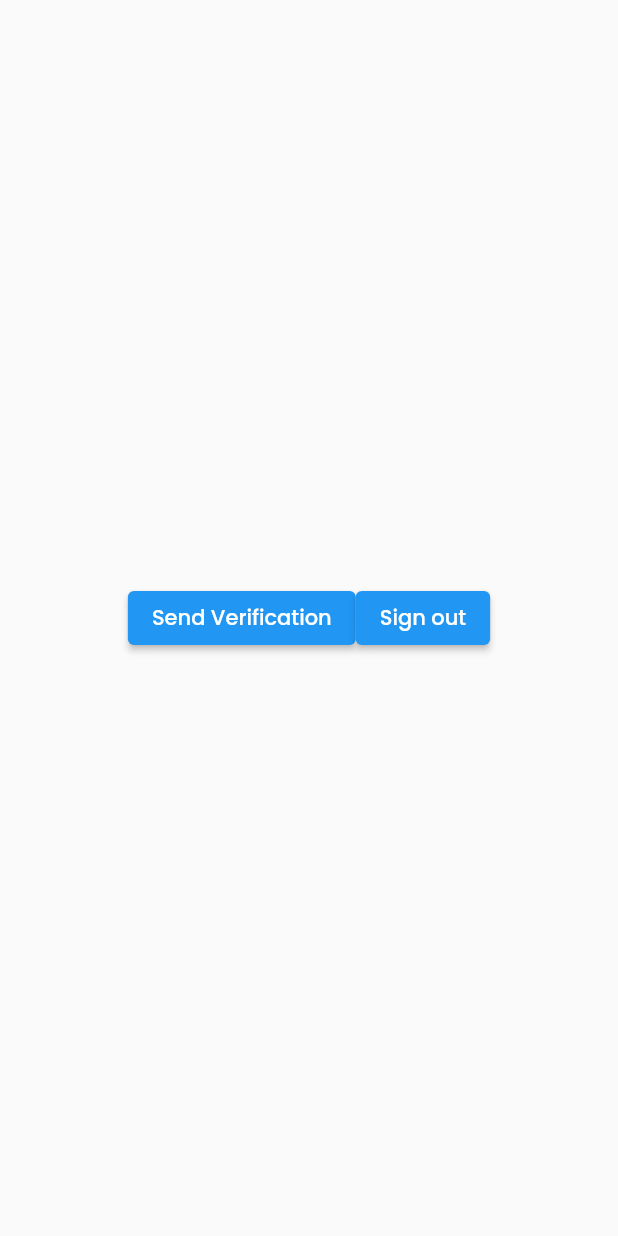
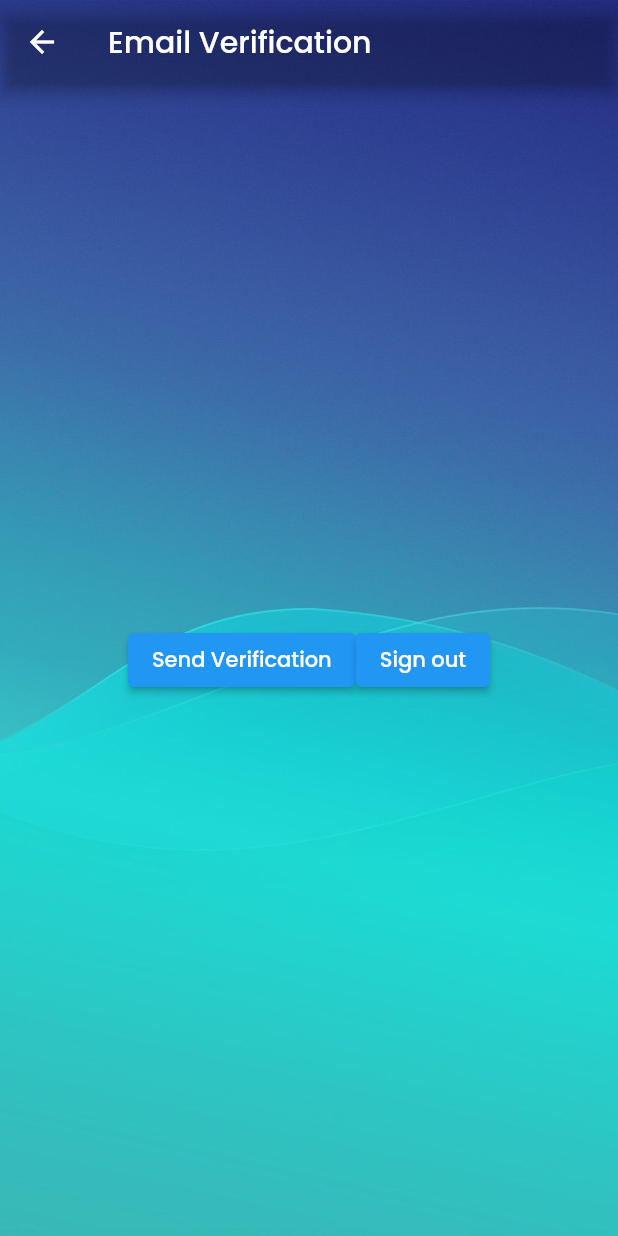
Before and after one commit to CS-JustinDelaRapa/Simplify, a Flutter app: the VerifyScreen screen opened directly, on a phone screen of 412 x 824 dp. Run offline on Flutter 3.47's test engine with Material 2 defaults, Android fonts, the phone set to English and light mode, and no system bars; our stand-ins replace cloud_firestore, curved_navigation_bar, firebase_auth, firebase_core, flutter_datetime_picker, flutter_local_notifications and 6 more; missing offline and left inert: profanity_filter; accounts and stored records are empty.

Commit message:
final say

```diff
--- a/lib/algo/globals.dart
+++ b/lib/algo/globals.dart
@@ -38,6 +38,8 @@ final List<String> badWordsList = [
   'idiot',
 
   // TAGALOG
+  'tanginamo',
+  'putanginamo',
   'hudas',
   'putang ina',
   'lintik',
@@ -76,4 +78,5 @@ final List<String> badWordsList = [
   'titi',
   'burat',
 ];
+
 bool isEditing = false;
--- a/lib/page/boosterCommunity/screen/home/boosterHome.dart
+++ b/lib/page/boosterCommunity/screen/home/boosterHome.dart
@@ -32,8 +32,7 @@ class _BoosterHomeState extends State<BoosterHome>
         backgroundColor: Colors.transparent,
         appBar: AppBar(
           elevation: 0.0,
-          centerTitle: true,
-          backgroundColor: Colors.indigo.shade600,
+          backgroundColor: Colors.transparent,
           title: Text(
             'Support Community',
             style: TextStyle(color: Colors.white, fontSize: 23),
--- a/lib/page/boosterCommunity/screen/verification/verifyScreen.dart
+++ b/lib/page/boosterCommunity/screen/verification/verifyScreen.dart
@@ -38,7 +38,19 @@ class _VerifyScreenState extends State<VerifyScreen> {
 
   @override
   Widget build(BuildContext context) {
-    return Scaffold(
+    return Container(
+      decoration: BoxDecoration(
+        image: DecorationImage(
+          image: AssetImage("assets/testing/testing.png"),
+          fit: BoxFit.cover,
+        ),
+      ),
+      child: Scaffold(
+        backgroundColor: Colors.transparent,
+        appBar: AppBar(
+          title: Text('Email Verification'),
+          backgroundColor: Colors.transparent,
+        ),
         body: !sendEmail
             ? Center(
                 child: Wrap(children: [
@@ -67,8 +79,10 @@ class _VerifyScreenState extends State<VerifyScreen> {
                       ),
                       SizedBox(height: 15),
                       Center(
-                        child: Text('Please Check your email for verification'))
+                          child:
+                              Text('Please Check your email for verification'))
                     ]),
+              ),
       ),
     );
   }
--- a/lib/page/gradeTracker/Grade_Tracker_Page.dart
+++ b/lib/page/gradeTracker/Grade_Tracker_Page.dart
@@ -72,8 +72,7 @@ class _GradeTrackerPage extends State<GradeTrackerPage> {
             'Grade Tracker',
             style: TextStyle(fontSize: 22, fontWeight: FontWeight.w500),
           ),
-          centerTitle: true,
-          backgroundColor: Colors.indigo.shade800,
+          backgroundColor: Colors.transparent,
           elevation: 0.0,
         ),
         body: Form(
--- a/lib/page/gradeTracker/gradepage/activity.dart
+++ b/lib/page/gradeTracker/gradepage/activity.dart
@@ -43,7 +43,11 @@ class _activity extends State<activity> with AutomaticKeepAliveClientMixin {
       )),
       child: Scaffold(
           backgroundColor: Colors.transparent,
-          appBar: AppBar(title: Text("Activity Grade Calculator")),
+          appBar: AppBar(
+            title: Text("Activity Grade Calculator"),
+            backgroundColor: Colors.transparent,
+            elevation: 0.0,
+          ),
           body: Column(
             children: [
               Expanded(
--- a/lib/page/gradeTracker/gradepage/attendance.dart
+++ b/lib/page/gradeTracker/gradepage/attendance.dart
@@ -45,7 +45,11 @@ class _attendance extends State<attendance> with AutomaticKeepAliveClientMixin {
       )),
       child: Scaffold(
           backgroundColor: Colors.transparent,
-          appBar: AppBar(title: Text("Attendance Grade Calculator")),
+          appBar: AppBar(
+            title: Text("Attendance Grade Calculator"),
+            backgroundColor: Colors.transparent,
+            elevation: 0.0,
+          ),
           body: Column(
             children: [
               Expanded(
--- a/lib/page/gradeTracker/gradepage/exam.dart
+++ b/lib/page/gradeTracker/gradepage/exam.dart
@@ -42,7 +42,11 @@ class _exam extends State<exam> with AutomaticKeepAliveClientMixin {
       )),
       child: Scaffold(
           backgroundColor: Colors.transparent,
-          appBar: AppBar(title: Text("Exam Grade Calculator")),
+          appBar: AppBar(
+            title: Text("Exam Grade Calculator"),
+            backgroundColor: Colors.transparent,
+            elevation: 0.0,
+          ),
           body: Column(
             children: [
               Expanded(
--- a/lib/page/gradeTracker/gradepage/quiz.dart
+++ b/lib/page/gradeTracker/gradepage/quiz.dart
@@ -45,7 +45,11 @@ class _quiz extends State<quiz> with AutomaticKeepAliveClientMixin {
       )),
       child: Scaffold(
           backgroundColor: Colors.transparent,
-          appBar: AppBar(title: Text("Quiz Grade Calculator")),
+          appBar: AppBar(
+            title: Text("Quiz Grade Calculator"),
+            backgroundColor: Colors.transparent,
+            elevation: 0.0,
+          ),
           body: Column(
             children: [
               Expanded(
```
Also changed, not shown: lib/page/boosterCommunity/screen/home/comment/commentItem.dart (+118 -86 lines). Lines whose indentation alone changed are shown as unchanged.
